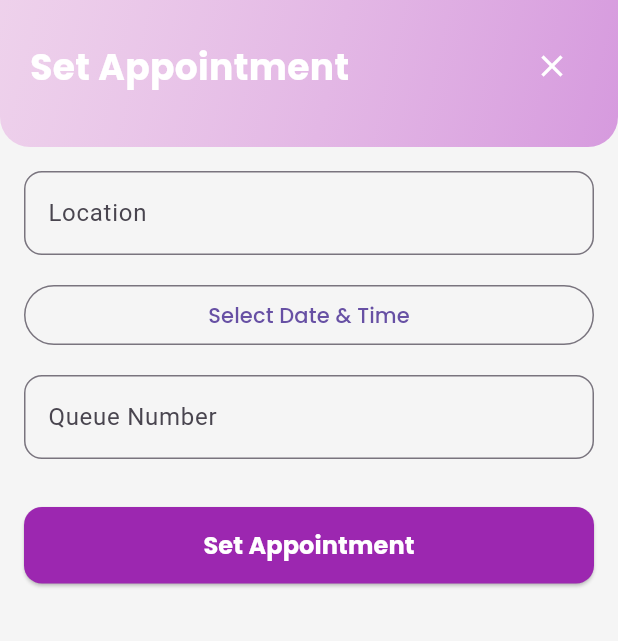
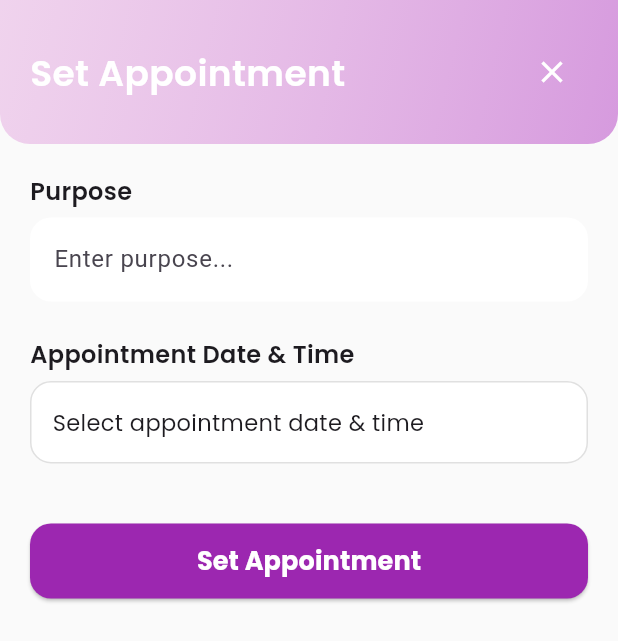
Before and after one commit to mmjcb/appdev_finalproject, a Flutter app: the SetAppointmentPage screen opened directly, on a phone screen of 412 x 824 dp. Shown: the top 641 px of the screen. Run offline on Flutter 3.47's test engine with Material 3 defaults, Android fonts, the phone set to English and light mode, and no system bars; our stand-ins replace cloud_firestore, firebase_auth, firebase_core, google_fonts; accounts and stored records are empty.

Commit message:
modified-register/appointment

```diff
--- a/lib/set_appointment.dart
+++ b/lib/set_appointment.dart
@@ -12,35 +12,40 @@ class SetAppointmentPage extends StatefulWidget {
 }
 
 class _SetAppointmentPageState extends State<SetAppointmentPage> {
-  final _locationController = TextEditingController();
-  DateTime? _selectedDateTime;
-  final _queueNumberController = TextEditingController();
+  final _purposeController = TextEditingController();
+  DateTime? _selectedAppointmentDate;
 
   @override
   void dispose() {
-    _locationController.dispose();
-    _queueNumberController.dispose();
+    _purposeController.dispose();
     super.dispose();
   }
 
-  Future<void> _pickDateTime() async {
+  Future<void> _pickAppointmentDate() async {
     final date = await showDatePicker(
       context: context,
       initialDate: DateTime.now().add(const Duration(days: 1)),
       firstDate: DateTime.now(),
       lastDate: DateTime.now().add(const Duration(days: 365)),
     );
+
     if (date == null) return;
 
     final time = await showTimePicker(
       context: context,
       initialTime: const TimeOfDay(hour: 9, minute: 0),
     );
+
     if (time == null) return;
 
     setState(() {
-      _selectedDateTime =
-          DateTime(date.year, date.month, date.day, time.hour, time.minute);
+      _selectedAppointmentDate = DateTime(
+        date.year,
+        date.month,
+        date.day,
+        time.hour,
+        time.minute,
+      );
     });
   }
 
@@ -48,9 +53,7 @@ class _SetAppointmentPageState extends State<SetAppointmentPage> {
     final user = FirebaseAuth.instance.currentUser;
     if (user == null) return;
 
-    if (_locationController.text.isEmpty ||
-        _selectedDateTime == null ||
-        _queueNumberController.text.isEmpty) {
+    if (_purposeController.text.isEmpty || _selectedAppointmentDate == null) {
       ScaffoldMessenger.of(context).showSnackBar(
         const SnackBar(content: Text("Please fill all fields")),
       );
@@ -59,12 +62,11 @@ class _SetAppointmentPageState extends State<SetAppointmentPage> {
 
     try {
       await FirebaseFirestore.instance.collection('appointments').add({
-        'userId': user.uid,
-        'location': _locationController.text,
-        'dateTime': _selectedDateTime,
-        'queueNumber': int.tryParse(_queueNumberController.text) ?? 0,
-        'status': 'scheduled',
-        'createdAt': Timestamp.now(),
+        "appointmentnum": "SQ001",
+        "purpose": _purposeController.text,
+        "appointmentdate": Timestamp.fromDate(_selectedAppointmentDate!),
+        "createdAt": Timestamp.now(),
+        "userId": user.uid,
       });
 
       ScaffoldMessenger.of(context).showSnackBar(
@@ -82,13 +84,14 @@ class _SetAppointmentPageState extends State<SetAppointmentPage> {
   @override
   Widget build(BuildContext context) {
     return Scaffold(
-      backgroundColor: Colors.grey[100],
+      backgroundColor: Colors.grey[50],
       body: SafeArea(
         child: Column(
           children: [
-            // Gradient Header (matches appointment.dart)
+            // Header
             Container(
               width: double.infinity,
+              padding: const EdgeInsets.symmetric(vertical: 24, horizontal: 20),
               decoration: const BoxDecoration(
                 gradient: LinearGradient(
                   colors: [
@@ -103,12 +106,6 @@ class _SetAppointmentPageState extends State<SetAppointmentPage> {
                   bottomRight: Radius.circular(20),
                 ),
               ),
-              padding: const EdgeInsets.only(
-                top: 20,
-                left: 20,
-                right: 20,
-                bottom: 30,
-              ),
               child: Row(
                 mainAxisAlignment: MainAxisAlignment.spaceBetween,
                 children: [
@@ -116,15 +113,13 @@ class _SetAppointmentPageState extends State<SetAppointmentPage> {
                     "Set Appointment",
                     style: GoogleFonts.poppins(
                       fontSize: 24,
-                      fontWeight: FontWeight.bold,
+                      fontWeight: FontWeight.w600,
                       color: Colors.white,
                     ),
                   ),
                   IconButton(
-                    onPressed: () {
-                      Navigator.pop(context);
-                    },
                     icon: const Icon(Icons.close, color: Colors.white),
+                    onPressed: () => Navigator.pop(context),
                   ),
                 ],
               ),
@@ -133,63 +128,81 @@ class _SetAppointmentPageState extends State<SetAppointmentPage> {
             // Body
             Expanded(
               child: SingleChildScrollView(
-                padding: const EdgeInsets.all(16),
+                padding: const EdgeInsets.all(20),
                 child: Column(
+                  crossAxisAlignment: CrossAxisAlignment.stretch,
                   children: [
+                    // Purpose Field
+                    Text(
+                      "Purpose",
+                      style: GoogleFonts.poppins(
+                        fontWeight: FontWeight.w600,
+                        fontSize: 16,
+                      ),
+                    ),
+                    const SizedBox(height: 6),
                     TextField(
-                      controller: _locationController,
+                      controller: _purposeController,
                       decoration: InputDecoration(
-                        labelText: "Location",
+                        hintText: "Enter purpose...",
+                        filled: true,
+                        fillColor: Colors.white,
                         border: OutlineInputBorder(
-                          borderRadius: BorderRadius.circular(12),
+                          borderRadius: BorderRadius.circular(14),
+                          borderSide: BorderSide.none,
                         ),
                       ),
                     ),
-                    const SizedBox(height: 16),
-                    Row(
-                      children: [
-                        Expanded(
-                          child: OutlinedButton(
-                            onPressed: _pickDateTime,
-                            child: Text(
-                              _selectedDateTime == null
-                                  ? "Select Date & Time"
-                                  : DateFormat('MMM dd, yyyy - hh:mm a')
-                                      .format(_selectedDateTime!),
-                              style: GoogleFonts.poppins(),
-                            ),
-                          ),
+
+                    const SizedBox(height: 24),
+
+                    // Appointment Date & Time
+                    Text(
+                      "Appointment Date & Time",
+                      style: GoogleFonts.poppins(
+                        fontWeight: FontWeight.w600,
+                        fontSize: 16,
+                      ),
+                    ),
+                    const SizedBox(height: 6),
+                    GestureDetector(
+                      onTap: _pickAppointmentDate,
+                      child: Container(
+                        padding: const EdgeInsets.symmetric(
+                            vertical: 16, horizontal: 14),
+                        decoration: BoxDecoration(
+                          color: Colors.white,
+                          borderRadius: BorderRadius.circular(14),
+                          border: Border.all(color: Colors.grey.shade300),
                         ),
-                      ],
-                    ),
-                    const SizedBox(height: 16),
-                    TextField(
-                      controller: _queueNumberController,
-                      keyboardType: TextInputType.number,
-                      decoration: InputDecoration(
-                        labelText: "Queue Number",
-                        border: OutlineInputBorder(
-                          borderRadius: BorderRadius.circular(12),
+                        child: Text(
+                          _selectedAppointmentDate == null
+                              ? "Select appointment date & time"
+                              : DateFormat('MMM dd, yyyy - hh:mm a')
+                                  .format(_selectedAppointmentDate!),
+                          style: GoogleFonts.poppins(fontSize: 15),
                         ),
                       ),
                     ),
-                    const SizedBox(height: 32),
+
+                    const SizedBox(height: 40),
+
+                    // Button
                     SizedBox(
-                      width: double.infinity,
+                      height: 50,
                       child: ElevatedButton(
                         onPressed: _saveAppointment,
                         style: ElevatedButton.styleFrom(
                           backgroundColor: Colors.purple,
-                          padding: const EdgeInsets.symmetric(vertical: 14),
                           shape: RoundedRectangleBorder(
-                            borderRadius: BorderRadius.circular(12),
+                            borderRadius: BorderRadius.circular(14),
                           ),
                         ),
                         child: Text(
                           "Set Appointment",
                           style: GoogleFonts.poppins(
+                            fontSize: 17,
                             fontWeight: FontWeight.bold,
-                            fontSize: 16,
                             color: Colors.white,
                           ),
                         ),
@@ -198,7 +211,7 @@ class _SetAppointmentPageState extends State<SetAppointmentPage> {
                   ],
                 ),
               ),
-            ),
+            )
           ],
         ),
       ),
```
Also changed, not shown: lib/register.dart (+1 -119 lines).
